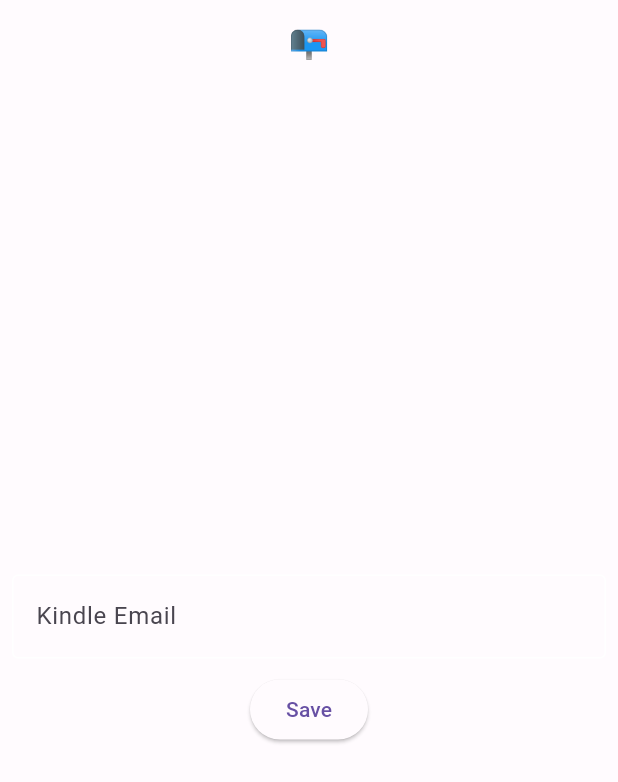
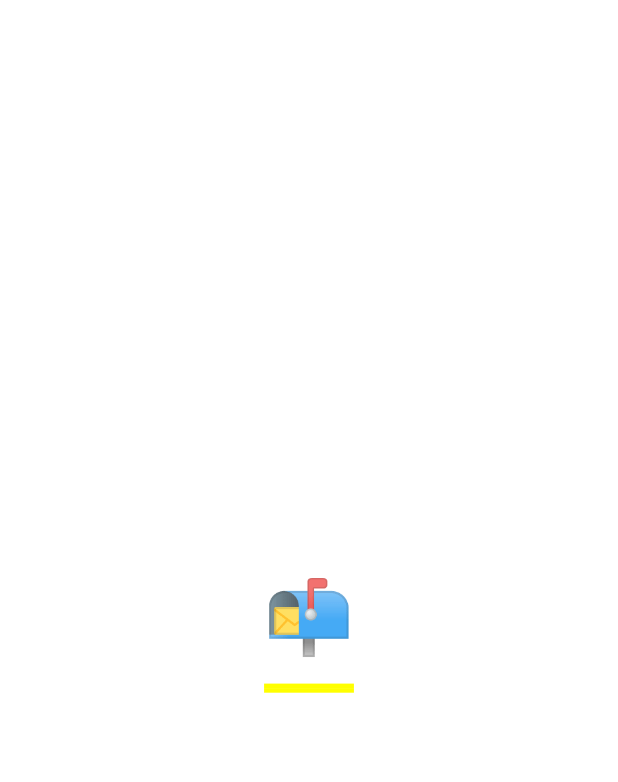
Before and after one commit to carlosveron/send_to_kindle, a Flutter app: the screen it shows after launch, on a phone screen of 412 x 824 dp. Shown: the top 782 px of the screen. Run offline on Flutter 3.47's test engine with Material 2 defaults, Android fonts, the phone set to English and light mode, and no system bars; our stand-ins replace file_picker, flutter_modular, flutter_riverpod, permission_handler, realm; generated files the repository leaves out were written again.

Commit message:
Added SplashPage

```diff
--- a/lib/app_widget.dart
+++ b/lib/app_widget.dart
@@ -1,5 +1,5 @@
 import 'package:flutter/material.dart';
-import 'package:send_to_kindle/pages/kindlemail_page/kindlemail_page.dart';
+import 'package:send_to_kindle/pages/splash_page/spash_page.dart';
 import 'package:send_to_kindle/shared/theme/themes/themes.dart';
 
 class MyApp extends StatelessWidget {
@@ -8,11 +8,10 @@ class MyApp extends StatelessWidget {
   @override
   Widget build(BuildContext context) {
     return MaterialApp(
-      debugShowCheckedModeBanner: false,
-      title: 'Send to Kindle',
-      theme: lightTheme,
-      darkTheme: darkTheme,
-      home: const KindleEmailPage(),
-    );
+        debugShowCheckedModeBanner: false,
+        title: 'Send to Kindle',
+        theme: lightTheme,
+        darkTheme: darkTheme,
+        home: const SplashPage());
   }
 }
--- /dev/null
+++ b/lib/pages/splash_page/spash_page.dart
@@ -0,0 +1,42 @@
+import 'package:flutter/material.dart';
+import 'package:flutter_riverpod/flutter_riverpod.dart';
+import 'package:send_to_kindle/main.dart';
+import 'package:send_to_kindle/pages/home_page/my_home_page.dart';
+import 'package:send_to_kindle/pages/kindlemail_page/kindlemail_page.dart';
+import 'package:send_to_kindle/shared/services/database/models/user_settings.dart';
+import 'package:send_to_kindle/shared/services/provider/providers.dart';
+
+class SplashPage extends ConsumerStatefulWidget {
+  const SplashPage({super.key});
+
+  @override
+  ConsumerState<ConsumerStatefulWidget> createState() => _SplashPageState();
+}
+
+class _SplashPageState extends ConsumerState<SplashPage> {
+  late List<UserSettings> _userSettings;
+
+  @override
+  void initState() {
+    super.initState();
+
+    _userSettings = database.getAll<UserSettings>();
+  }
+
+  @override
+  Widget build(BuildContext context) {
+    WidgetsBinding.instance.addPostFrameCallback((_) {
+      ref.read(userSettingsProvider.notifier).state = _userSettings.first;
+      Future(() {
+        Navigator.of(context).pushReplacement(MaterialPageRoute(
+            builder: (_) => _userSettings.isEmpty
+                ? const KindleEmailPage()
+                : const MyHomePage()));
+      });
+    });
+
+    return const Center(
+      child: Text('📬'),
+    );
+  }
+}
```
